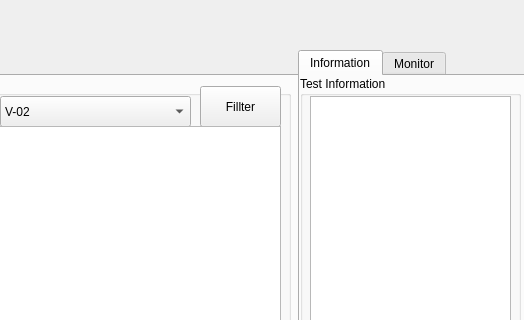
Qt form UI/general.ui (tuyenubuntu/eft_testing_tool) before a commit; both pictures show x 432 to 956 and y 0 to 320 of the 956 by 616 pixel window.
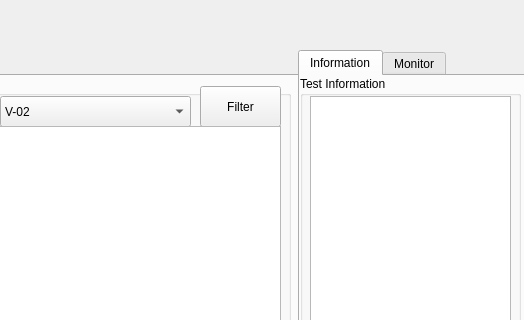
The same form after that commit. The open tabs and pages were chosen to show the change. Icons and pictures are not drawn.

Diff of the .ui file:
```diff
--- a/UI/general.ui
+++ b/UI/general.ui
@@ -1571,7 +1571,7 @@
         </rect>
        </property>
        <property name="text">
-        <string>Fillter</string>
+        <string>Filter</string>
        </property>
       </widget>
       <widget class="QComboBox" name="input_eft_machine_2">
```
